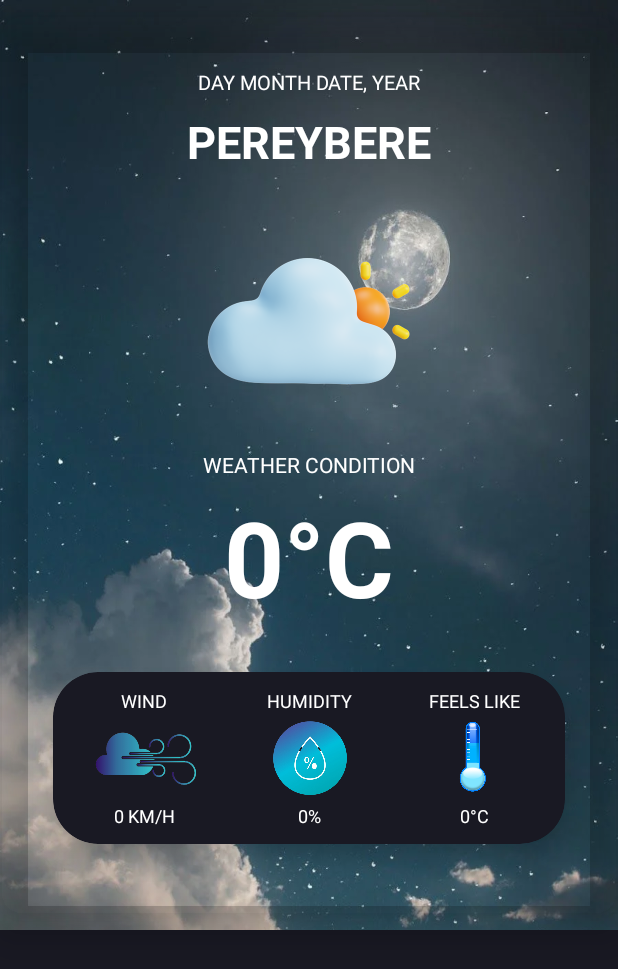
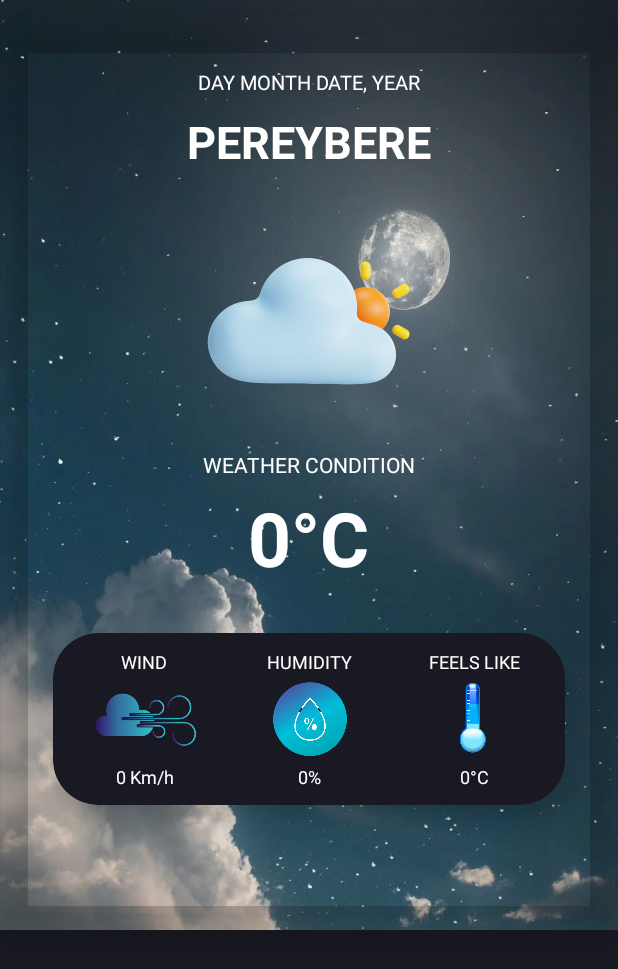
Before and after one commit to githiomi/Global_Weather, an Android app: the screen it shows after launch (MainActivity), on a phone screen of 412 x 824 dp. Shown: the top 969 px of the screen. Run offline under Robolectric (Android 15) with nearby library versions, the phone set to English and light mode, and no system bars; our stand-ins replace Picasso, Volley; network calls fail; pictures from the network do not load.

```diff
--- a/app/src/main/res/layout/activity_main.xml
+++ b/app/src/main/res/layout/activity_main.xml
@@ -2,10 +2,10 @@
 <RelativeLayout xmlns:android="http://schemas.android.com/apk/res/android"
     xmlns:app="http://schemas.android.com/apk/res-auto"
     xmlns:tools="http://schemas.android.com/tools"
+    android:id="@+id/RL_Background"
     android:layout_width="match_parent"
     android:layout_height="match_parent"
     android:background="@drawable/night_sky"
-    android:id="@+id/RL_Background"
     tools:context=".MainActivity">
 
     <!-- Card View -->
@@ -14,8 +14,8 @@
         android:layout_width="match_parent"
         android:layout_height="600dp"
         android:layout_marginTop="10dp"
+        app:cardBackgroundColor="@color/transparent"
         app:cardCornerRadius="15dp"
-        app:cardBackgroundColor="@color/transparent"
         app:cardElevation="15dp">
 
         <RelativeLayout
@@ -27,11 +27,11 @@
                 android:id="@+id/TV_date"
                 android:layout_width="match_parent"
                 android:layout_height="wrap_content"
+                android:layout_marginTop="30dp"
                 android:text="@string/date_today"
                 android:textAlignment="center"
                 android:textAllCaps="true"
                 android:textColor="@color/white"
-                android:layout_marginTop="30dp"
                 android:textSize="13sp" />
 
             <TextView
@@ -57,7 +57,7 @@
                 android:adjustViewBounds="true"
                 android:background="@color/transparent"
                 android:contentDescription="@string/image"
-                android:scaleType="centerInside"
+                android:scaleType="fitCenter"
                 android:src="@drawable/weather_icon" />
 
             <TextView
@@ -74,13 +74,14 @@
 
             <TextView
                 android:id="@+id/TV_mainTemperature"
-                android:layout_width="match_parent"
+                android:layout_width="wrap_content"
                 android:layout_height="wrap_content"
                 android:layout_below="@id/TV_weatherType"
+                android:layout_centerHorizontal="true"
                 android:text="@string/main_temperature"
                 android:textAlignment="center"
                 android:textColor="@color/white"
-                android:textSize="70sp"
+                android:textSize="50sp"
                 android:textStyle="bold" />
 
             <androidx.cardview.widget.CardView
@@ -90,15 +91,15 @@
                 android:layout_below="@id/TV_mainTemperature"
                 android:layout_margin="30dp"
                 app:cardBackgroundColor="@color/raisin_black"
-                app:cardElevation="10dp"
-                app:cardCornerRadius="30dp">
+                app:cardCornerRadius="30dp"
+                app:cardElevation="10dp">
 
                 <LinearLayout
                     android:layout_width="wrap_content"
                     android:layout_height="wrap_content"
+                    android:layout_margin="5dp"
                     android:baselineAligned="false"
                     android:orientation="horizontal"
-                    android:layout_margin="5dp"
                     android:weightSum="3">
 
                     <RelativeLayout
@@ -135,7 +136,6 @@
                             android:layout_below="@id/windImage"
                             android:text="@string/wind_speed"
                             android:textAlignment="center"
-                            android:textAllCaps="true"
                             android:textColor="@color/white"
                             android:textSize="12sp" />
 
@@ -235,9 +235,9 @@
         android:layout_width="match_parent"
         android:layout_height="match_parent"
         android:layout_below="@id/mainCardView"
+        android:layout_marginTop="10dp"
         android:background="@color/raisin_black"
-        android:layout_marginTop="10dp"
-        android:padding="10dp" >
+        android:padding="10dp">
 
         <!-- Forecasting goes here -->
 
```
Also changed, not shown: app/src/main/java/githiomi/dhosiolux/globalweather/MainActivity.java (+25 -27 lines).
